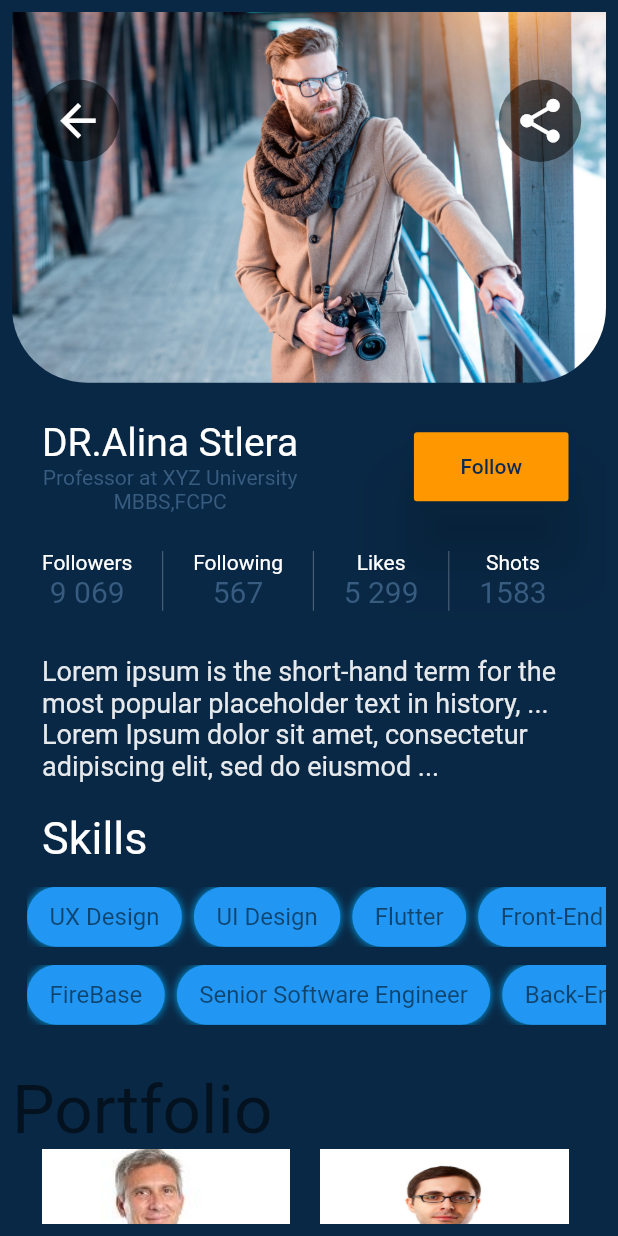
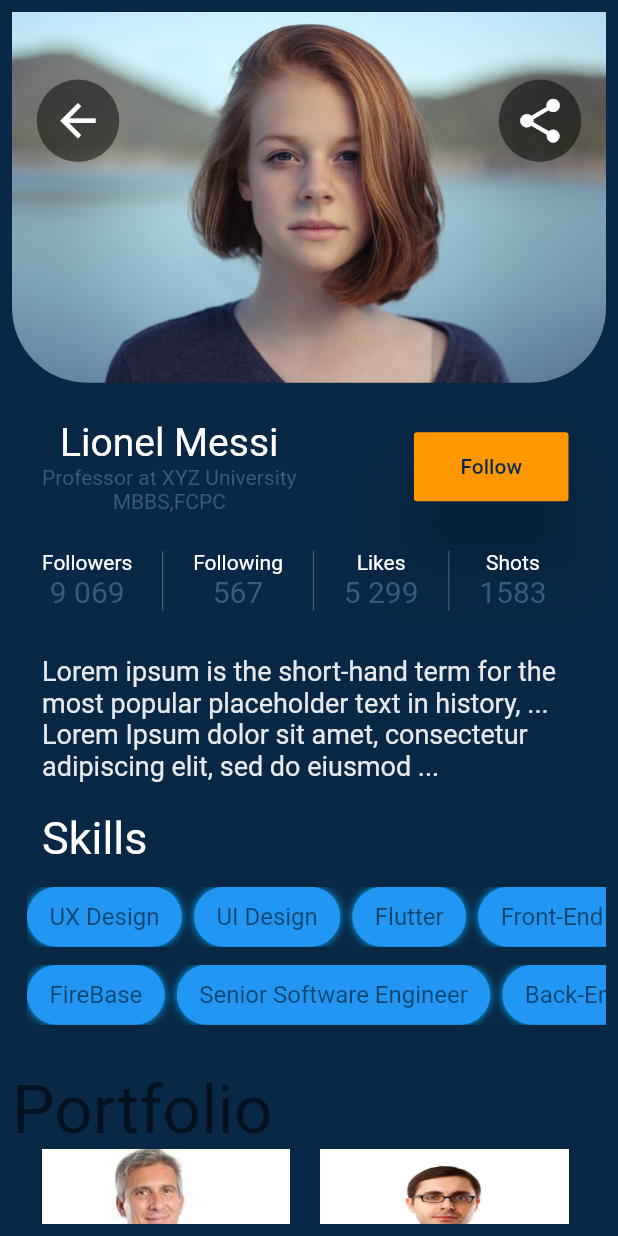
Before and after one commit to amrs12145/doctor, a Flutter app: the More screen opened by its route, on a phone screen of 412 x 824 dp. Run offline on Flutter 3.47's test engine with Material 2 defaults, Android fonts, the phone set to English and light mode, and no system bars; our stand-ins replace flutter_slidable.

Commit message:
1-Supporting fullscreen images when clicking 2-Passing profile data to more page throw arguments

```diff
--- a/lib/data_models/people.dart
+++ b/lib/data_models/people.dart
@@ -51,98 +51,6 @@ class PeopleModel extends ChangeNotifier
     _people.remove( object );
     notifyListeners();
   }
-
-
-
-  People getOperations( int i )
-  {
-    return operations[i];
-  }
-
-List<People> operations = <People>[
-
-    People(
-      image: AssetImage('assets/math2.png'),
-      name: 'differentiation',
-      description: 'Y = x^2 + Cos(x)',
-      phone: 950 - 251 - 254,
-      work: 'Hospital Punla Pacifica, USA.',
-      gps: '1736 Adams Ave, Toms River, NJ,08753',
-      home: '1736 Adams Ave, Toms River, NJ,08753',
-    ),
-
-    People(
-      image: AssetImage('assets/math1.png'),
-      name: 'Integration',
-      description: '∫ x^2 + Cos(x).dx',
-      phone: 018895956654,
-      work: 'at Youtube inc.',
-      gps: 'Saudi-Arabia',
-      home: 'Cairo,Egypt',
-    ),
-    People(
-      image: AssetImage('assets/math3.png'),
-      name: 'Vectors',
-      description: '(x^2 i + xy j + xyz k).(yz i + xy j)',
-      work: 'Hospital Punla Pacifica, USA.',
-      phone: 0109569454,
-      gps: '1736 Adams Ave, Toms River, NJ,08753',
-      home: '1736 Adams Ave, Toms River, NJ,08753',
-    ),
-    People(
-      image: AssetImage('assets/math4.jpg'),
-      name: 'Gradient',
-      description: 'f = xyz',
-      work: 'Hospital Punla Pacifica, USA.',
-      phone: 0109569454,
-      gps: '1736 Adams Ave, Toms River, NJ,08753',
-      home: '1736 Adams Ave, Toms River, NJ,08753',
-    ),
-    People(
-      image: AssetImage('assets/math4.jpg'),
-      name: 'Divergence',
-      description: '∇.(∇∅)',
-      phone: 950224545,
-      work: 'Hospital Punla Pacifica, USA.',
-      gps: '1736 Adams Ave, Toms River, NJ,08753',
-      home: '1736 Adams Ave, Toms River, NJ,08753',
-    ),
-    People(
-      image: AssetImage('assets/math5.png'),
-      name: 'Curl',
-      description: '∇^(∇∅)',
-      work: 'SIM.',
-      gps: '16-25 Elmammora',
-      home: 'Alexandria,EGY',
-    ),
-
-
-    People(
-      image: AssetImage('assets/math6.gif'),
-      name: 'Not implemented',
-      description: 'under construction....',
-      work: 'SIM.',
-      gps: '16-25 Elmammora',
-      home: 'Alexandria,EGY',
-    ),
-    People(
-      image: AssetImage('assets/math6.png'),
-      name: 'Not implemented',
-      description: 'under construction....',
-      work: 'SIM.',
-      gps: '16-25 Elmammora',
-      home: 'Alexandria,EGY',
-    ),
-    People(
-      image: AssetImage('assets/math6.png'),
-      name: 'Not implemented',
-      description: 'under construction....',
-      work: 'SIM.',
-      gps: '16-25 Elmammora',
-      home: 'Alexandria,EGY',
-    ),
-
-  ];
 
 
 
--- a/lib/screens/more.dart
+++ b/lib/screens/more.dart
@@ -2,9 +2,18 @@ import 'package:flutter/material.dart';
 import '../exporter.dart';
 
 class More extends StatelessWidget {
+  People _people;
   @override
   Widget build(BuildContext context) {
+
+    final argumentsPassed = ModalRoute.of(context).settings.arguments as People;
+    if ( argumentsPassed != null )
+      _people = argumentsPassed;
+    else
+      _people = context.read<PeopleModel>().getPeople(6);
+
     Size size = MediaQuery.of(context).size;
+
     return Scaffold(
       backgroundColor: Color(0xff092845),
       body: Padding(
@@ -21,16 +30,43 @@ class More extends StatelessWidget {
                   child:Text('bottomRight',style: TextStyle(color:Colors.blue,fontSize: 26.0),),
                 ),*/
 
-                Container(
-                  decoration: BoxDecoration(
-                      image: DecorationImage(
-                          image: AssetImage('assets/model.jpg'),
-                          fit: BoxFit.cover),
-                      borderRadius: BorderRadius.only(
-                          bottomLeft: Radius.circular(50),
-                          bottomRight: Radius.circular(50))),
-                  width: size.width,
-                  height: size.height * .3,
+                InkWell(
+                  onTap: () => showModalBottomSheet(context: context,isScrollControlled: true ,builder: (_){
+                    return Container(
+                      width: MediaQuery.of(_).size.width,
+                      height: MediaQuery.of(_).size.height-50,
+                      color: Colors.black,
+                      child: Stack(
+                        children:
+                        [
+                          Center(child: Image(image: _people.image,)),
+
+                          Padding(
+                            padding: const EdgeInsets.only(top: 35,left: 15),
+                            child: IconButton(
+                              onPressed: ()=> Navigator.of(_).pop(),
+                              icon: Icon(Icons.close,color: Colors.white,),
+                              //color:Colors.purple,
+                              iconSize: 45,
+                            ),
+                          ),
+
+
+                        ]
+                      ),
+                    );
+                  }),
+                  child: Container(
+                    width: size.width,
+                    height: size.height * .3,
+                    decoration: BoxDecoration(
+                        image: DecorationImage(
+                            image: _people.image,
+                            fit: BoxFit.cover
+                        ),
+                        borderRadius: BorderRadius.only(bottomLeft: Radius.circular(50),bottomRight: Radius.circular(50))
+                    ),
+                  ),
                 ),
                 Positioned(
                     left: 0,
@@ -77,7 +113,7 @@ class More extends StatelessWidget {
                   Column(
                     children: <Widget>[
                       Text(
-                        Provider.of<PeopleModel>(context).getPeople(1).name,
+                        _people.name,
                         textAlign: TextAlign.start,
                         style: TextStyle(color: Colors.white, fontSize: 26),
                       ),
```
Also changed, not shown: lib/screens/screen1.dart (+46 -5 lines).
